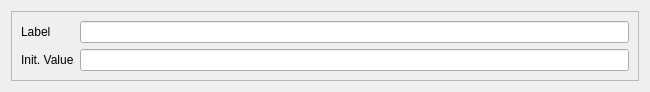
lesca-research/piccel, file resources/variable_edit.ui: the form before one commit.
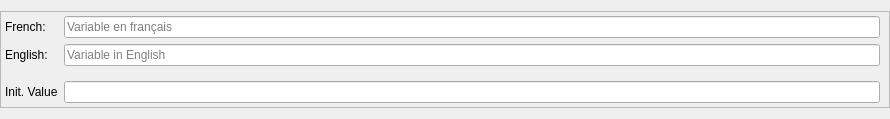
The form after the commit.

```diff
--- a/resources/variable_edit.ui
+++ b/resources/variable_edit.ui
@@ -1,48 +1,106 @@
 <?xml version="1.0" encoding="UTF-8"?>
 <ui version="4.0">
- <class>FormVariableEdit</class>
- <widget class="QWidget" name="FormVariableEdit">
+ <class>VariablePropertyEditor</class>
+ <widget class="QWidget" name="VariablePropertyEditor">
   <property name="geometry">
    <rect>
     <x>0</x>
     <y>0</y>
-    <width>650</width>
-    <height>86</height>
+    <width>890</width>
+    <height>112</height>
    </rect>
   </property>
   <property name="windowTitle">
    <string>Form</string>
   </property>
   <layout class="QVBoxLayout" name="verticalLayout">
-   <item>
-    <widget class="QFrame" name="frame_properties">
+   <property name="leftMargin">
+    <number>0</number>
+   </property>
+   <property name="rightMargin">
+    <number>0</number>
+   </property>
+   <item alignment="Qt::AlignTop">
+    <widget class="QFrame" name="form_title_frame">
+     <property name="sizePolicy">
+      <sizepolicy hsizetype="Preferred" vsizetype="Fixed">
+       <horstretch>0</horstretch>
+       <verstretch>0</verstretch>
+      </sizepolicy>
+     </property>
      <property name="frameShape">
       <enum>QFrame::StyledPanel</enum>
      </property>
      <property name="frameShadow">
       <enum>QFrame::Raised</enum>
      </property>
+     <property name="title" stdset="0">
+      <bool>true</bool>
+     </property>
      <layout class="QFormLayout" name="formLayout">
+      <property name="leftMargin">
+       <number>4</number>
+      </property>
+      <property name="topMargin">
+       <number>4</number>
+      </property>
+      <property name="rightMargin">
+       <number>9</number>
+      </property>
+      <property name="bottomMargin">
+       <number>4</number>
+      </property>
       <item row="0" column="0">
-       <widget class="QLabel" name="labelLabel">
+       <widget class="QLabel" name="label">
         <property name="text">
-         <string>Label</string>
+         <string>French:</string>
         </property>
        </widget>
       </item>
       <item row="0" column="1">
-       <widget class="QLineEdit" name="labelLineEdit"/>
+       <widget class="QLineEdit" name="variable_field_french">
+        <property name="frame">
+         <bool>true</bool>
+        </property>
+        <property name="placeholderText">
+         <string>Variable en français</string>
+        </property>
+        <property name="title" stdset="0">
+         <bool>true</bool>
+        </property>
+       </widget>
       </item>
       <item row="1" column="0">
+       <widget class="QLabel" name="label_2">
+        <property name="text">
+         <string>English:</string>
+        </property>
+       </widget>
+      </item>
+      <item row="1" column="1">
+       <widget class="QLineEdit" name="variable_field_english">
+        <property name="placeholderText">
+         <string>Variable in English</string>
+        </property>
+       </widget>
+      </item>
+      <item row="3" column="0">
        <widget class="QLabel" name="initValueLabel">
         <property name="text">
          <string>Init. Value</string>
         </property>
        </widget>
       </item>
-      <item row="1" column="1">
+      <item row="3" column="1">
        <widget class="QLineEdit" name="initValueLineEdit"/>
       </item>
+      <item row="2" column="0">
+       <widget class="Line" name="line">
+        <property name="orientation">
+         <enum>Qt::Horizontal</enum>
+        </property>
+       </widget>
+      </item>
      </layout>
     </widget>
    </item>
```
